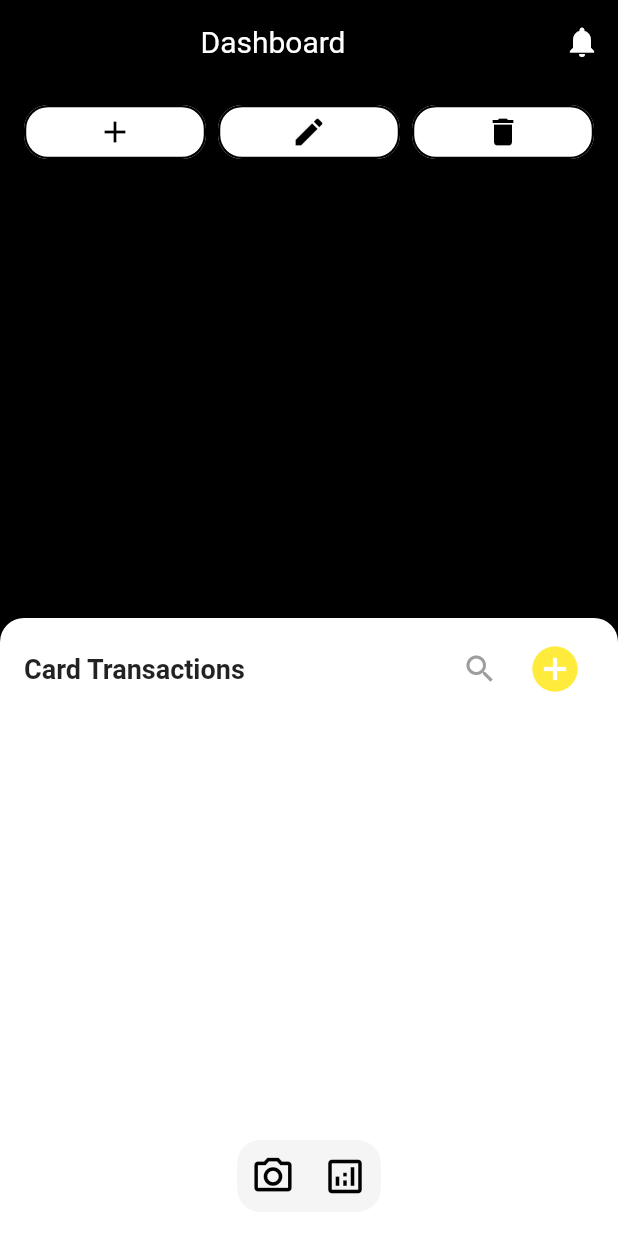
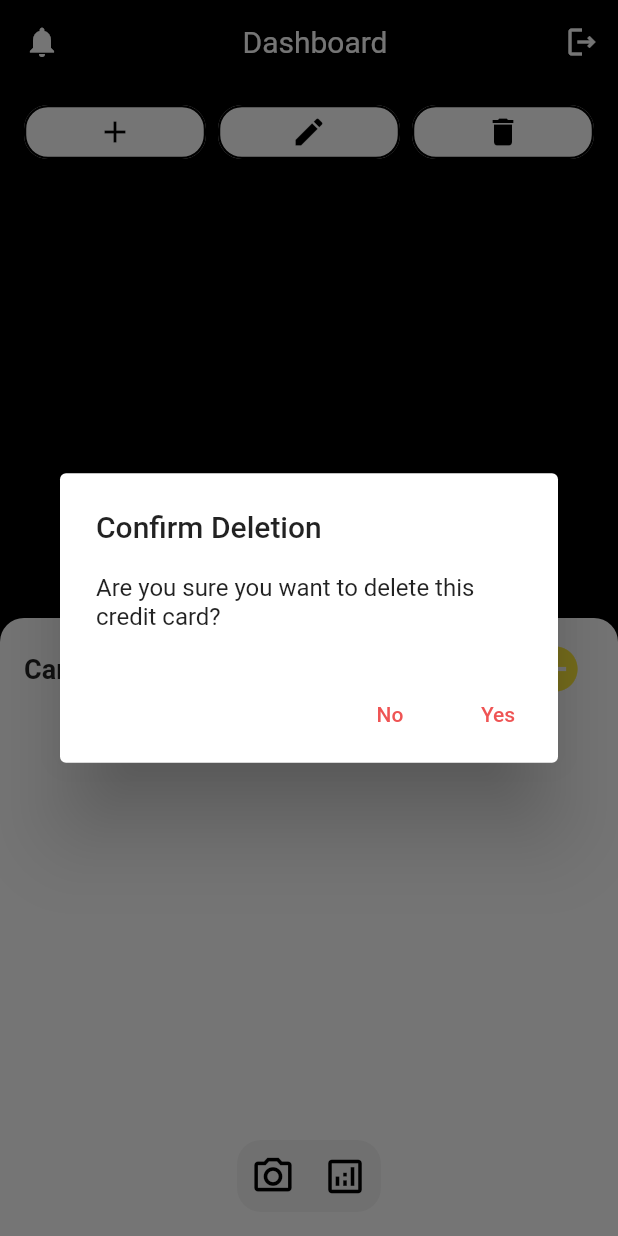
Before and after one commit to GnaniPasupula/CreditWallet, a Flutter app: the CreditCardScreen screen opened by its route, after a tap on the "delete" icon, on a phone screen of 412 x 824 dp. Run offline on Flutter 3.47's test engine with Material 2 defaults, Android fonts, the light colour scheme and no system bars; our stand-ins replace fl_chart, flutter_dotenv, permission_handler, shared_preferences; accounts and stored records are empty; network calls fail.

Commit message:
Added Logout, Confirmation PopUp,

```diff
--- a/client/lib/analytics_screen.dart
+++ b/client/lib/analytics_screen.dart
@@ -118,8 +118,8 @@ class _AnalyticsPageState extends State<AnalyticsPage> {
         _buildTimeFilterButton('1Y'),
         _buildTimeFilterButton('6M'),
         _buildTimeFilterButton('3M'),
-        _buildTimeFilterButton('1M'),
-        _buildTimeFilterButton('1W'),
+        // _buildTimeFilterButton('1M'),
+        // _buildTimeFilterButton('1W'),
       ],
     );
   }
--- a/client/lib/credit_card_screen.dart
+++ b/client/lib/credit_card_screen.dart
@@ -91,12 +91,45 @@ class _CreditCardScreenState extends State<CreditCardScreen> {
     }
   }
 
+  Future<bool> showConfirmationDialog(BuildContext context) async {
+    return await showDialog(
+      context: context,
+      builder: (BuildContext context) {
+        return AlertDialog(
+          title: Text("Confirm Deletion"),
+          content: Text("Are you sure you want to delete this credit card?"),
+          actions: <Widget>[
+            TextButton(
+              child: Text("No"),
+              onPressed: () {
+                Navigator.of(context).pop(false); // Close the dialog and return false
+              },
+            ),
+            TextButton(
+              child: Text("Yes"),
+              onPressed: () {
+                Navigator.of(context).pop(true); // Close the dialog and return true
+              },
+            ),
+          ],
+        );
+      },
+    );
+  }
+
+
 
   @override
   Widget build(BuildContext context) {
     return Scaffold(
       backgroundColor: Colors.black,
       appBar: AppBar(
+        leading: IconButton(
+          onPressed: () {
+              // Handle notification icon press
+          },
+          icon: Icon(Icons.notifications),
+        ),
         title: Row(
           mainAxisAlignment: MainAxisAlignment.center,
           children: [
@@ -107,14 +140,14 @@ class _CreditCardScreenState extends State<CreditCardScreen> {
           ],
         ),
         backgroundColor: Colors.black,
-        automaticallyImplyLeading: false,
         actions: [
           IconButton(
             onPressed: () {
               // Handle notification icon press
             },
-            icon: Icon(Icons.notifications),
+            icon: Icon(Icons.logout_outlined),
           ),
+
         ],
       ),
       body: Stack ( children:[ Column(
@@ -201,7 +234,10 @@ class _CreditCardScreenState extends State<CreditCardScreen> {
                 Expanded(
                   child: ElevatedButton(
                     onPressed: () async {
-                      // Add your delete button functionality here
+                      // Show confirmation dialog
+                      bool confirmed = await showConfirmationDialog(context);
+                      if (confirmed) {
+                        // Delete the credit card
                         final deletedCard = await ApiHelper.deleteCreditCard(creditCards[currentIndex].cardNumber);
                         if (deletedCard != null) {
                           setState(() {
@@ -211,7 +247,7 @@ class _CreditCardScreenState extends State<CreditCardScreen> {
                             }
                           });
                         }
-
+                      }
                     },
                     style: ElevatedButton.styleFrom(
                       primary: Colors.white,
@@ -363,11 +399,19 @@ class _CreditCardScreenState extends State<CreditCardScreen> {
                                   ),
                                   const Spacer(),
                                   Text(
-                                    'Balance:\$${card.limit-card.outStanding}',
+                                    'Balance:',
                                     style: TextStyle(
                                       color: Colors.white,
                                     ),
-                                  )
+                                  ),
+                                  Text(
+                                    '\$${(card.limit - card.outStanding).toStringAsFixed(2)}',
+                                    style: TextStyle(
+                                      color: Colors.white,
+                                      fontSize: 20,
+                                      fontWeight: FontWeight.bold,
+                                    ),
+                                  ),
                                 ],
                               )
                             ],
```
Lines whose indentation alone changed are shown as unchanged.
